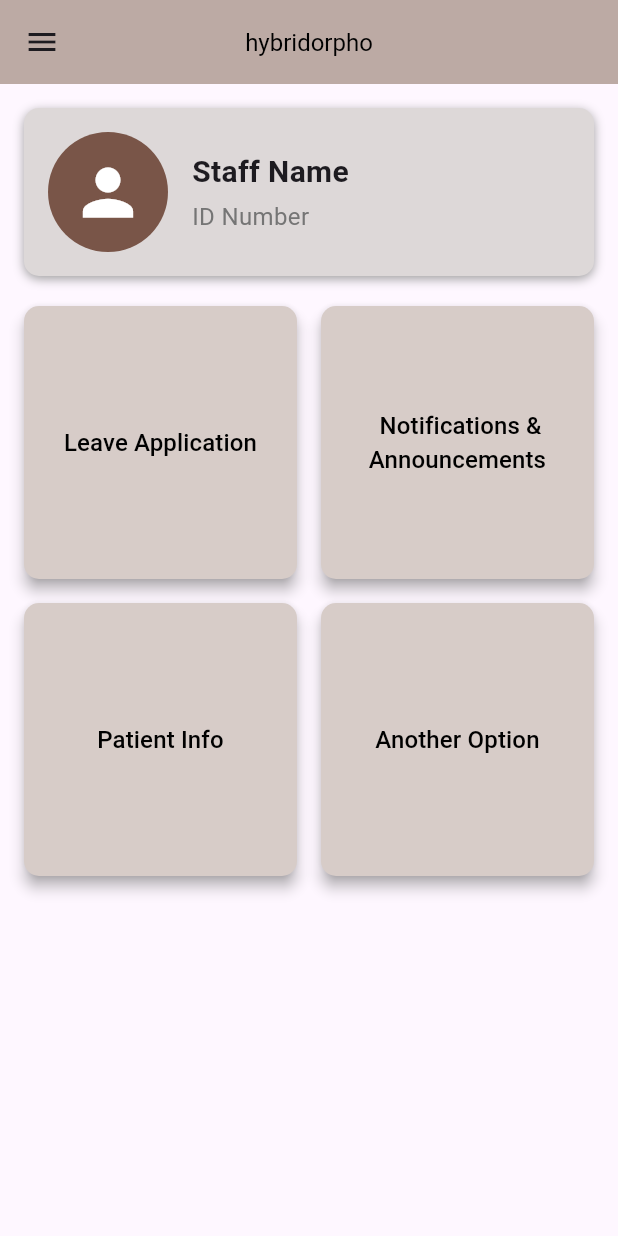
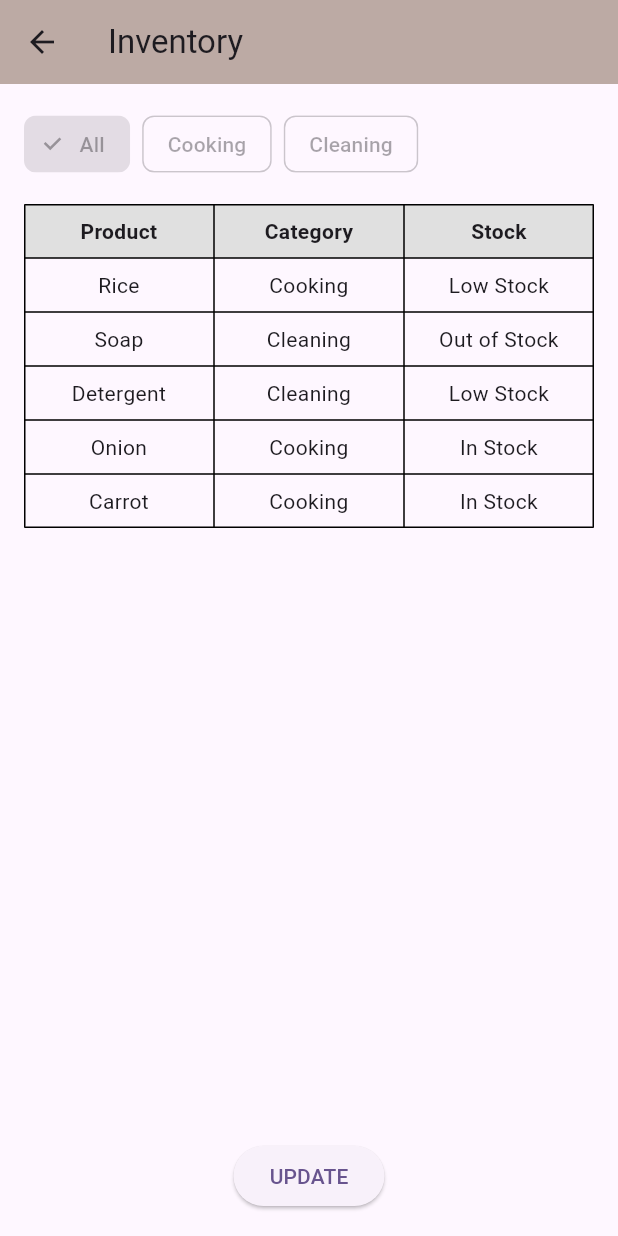
Before and after one commit to nivedithp/hybridorph-user, a Flutter app: the screen it shows after launch, on a phone screen of 412 x 824 dp. Run offline on Flutter 3.47's test engine with Material 3 defaults, Android fonts, the phone set to English and light mode, and no system bars.

Commit message:
inventory

```diff
--- a/lib/homescreen.dart
+++ b/lib/homescreen.dart
@@ -4,6 +4,8 @@ import 'package:flutter_application_1/notification.dart';
 import 'package:flutter_application_1/patientinfo.dart';
 
 class LoginScreen1 extends StatelessWidget {
+  const LoginScreen1({super.key});
+
   @override
   Widget build(BuildContext context) {
     return Scaffold(
@@ -19,7 +21,7 @@ class LoginScreen1 extends StatelessWidget {
         child: ListView(
           padding: EdgeInsets.zero,
           children: [
-            const DrawerHeader(
+            DrawerHeader(
               decoration: BoxDecoration(
                 color: Color.fromARGB(255, 145, 106, 92),
               ),
@@ -58,7 +60,7 @@ class LoginScreen1 extends StatelessWidget {
         ),
       ),
       body: Padding(
-        padding: const EdgeInsets.all(16.0),
+        padding: EdgeInsets.all(16.0),
         child: Column(
           children: [
             // Profile Section
@@ -86,11 +88,11 @@ class LoginScreen1 extends StatelessWidget {
                       color: Colors.white,
                     ),
                   ),
-                  const SizedBox(width: 16),
+                  SizedBox(width: 16),
                   Column(
                     crossAxisAlignment: CrossAxisAlignment.start,
                     children: [
-                      const Text(
+                      Text(
                         "Staff Name",
                         style: TextStyle(
                           fontSize: 20,
@@ -110,7 +112,7 @@ class LoginScreen1 extends StatelessWidget {
                 ],
               ),
             ),
-            SizedBox(height: 20),
+            const SizedBox(height: 20),
             // Grid Layout for Buttons
             Expanded(
               child: GridView.count(
@@ -144,7 +146,7 @@ class LoginScreen1 extends StatelessWidget {
                           fontSize: 16),
                     ),
                   ),
-                  // Attendance
+
                   ElevatedButton(
                     style: ElevatedButton.styleFrom(
                       shadowColor: Colors.grey,
@@ -166,7 +168,7 @@ class LoginScreen1 extends StatelessWidget {
                       style: TextStyle(color: Colors.black, fontSize: 16),
                     ),
                   ),
-                  // Patient Info
+
                   ElevatedButton(
                     style: ElevatedButton.styleFrom(
                       shadowColor: Colors.grey,
@@ -191,7 +193,7 @@ class LoginScreen1 extends StatelessWidget {
                           fontSize: 16),
                     ),
                   ),
-                  // Placeholder for Additional Option
+
                   ElevatedButton(
                     style: ElevatedButton.styleFrom(
                       shadowColor: Colors.grey,
@@ -201,11 +203,9 @@ class LoginScreen1 extends StatelessWidget {
                         borderRadius: BorderRadius.circular(10),
                       ),
                     ),
-                    onPressed: () {
-                      // Handle Additional Option
-                    },
+                    onPressed: () {},
                     child: Text(
-                      "Another Option",
+                      "inventory",
                       textAlign: TextAlign.center,
                       style: TextStyle(
                           color: Colors.black,
--- /dev/null
+++ b/lib/inventory.dart
@@ -0,0 +1,169 @@
+import 'package:flutter/material.dart';
+
+class InventoryPage extends StatelessWidget {
+  final List<Map<String, String>> inventory = [
+    {'product': 'Rice', 'category': 'Cooking', 'stock': 'Low Stock'},
+    {'product': 'Soap', 'category': 'Cleaning', 'stock': 'Out of Stock'},
+    {'product': 'Detergent', 'category': 'Cleaning', 'stock': 'Low Stock'},
+    {'product': 'Onion', 'category': 'Cooking', 'stock': 'In Stock'},
+    {'product': 'Carrot', 'category': 'Cooking', 'stock': 'In Stock'},
+  ];
+
+  @override
+  Widget build(BuildContext context) {
+    return Scaffold(
+      appBar: AppBar(
+        title: Text('Inventory'),
+        leading: IconButton(
+          icon: Icon(Icons.arrow_back),
+          onPressed: () => Navigator.pop(context),
+        ),
+        backgroundColor: Colors.brown[200],
+      ),
+      body: Padding(
+        padding: const EdgeInsets.all(16.0),
+        child: Column(
+          children: [
+            Row(
+              mainAxisAlignment: MainAxisAlignment.start,
+              children: [
+                ChoiceChip(label: Text('All'), selected: true),
+                SizedBox(width: 8),
+                ChoiceChip(label: Text('Cooking'), selected: false),
+                SizedBox(width: 8),
+                ChoiceChip(label: Text('Cleaning'), selected: false),
+              ],
+            ),
+            SizedBox(height: 16),
+            Expanded(
+              child: ListView(
+                children: [
+                  Table(
+                    border: TableBorder.all(),
+                    columnWidths: {
+                      0: FlexColumnWidth(2),
+                      1: FlexColumnWidth(2),
+                      2: FlexColumnWidth(2),
+                    },
+                    children: [
+                      _buildTableHeader(),
+                      ...inventory
+                          .map((item) => _buildTableRow(context, item))
+                          .toList(),
+                    ],
+                  ),
+                ],
+              ),
+            ),
+            SizedBox(height: 16),
+            ElevatedButton(
+              onPressed: () {
+                Navigator.push(
+                  context,
+                  MaterialPageRoute(builder: (context) => UpdatePage()),
+                );
+              },
+              child: Text('UPDATE'),
+            ),
+          ],
+        ),
+      ),
+    );
+  }
+
+  TableRow _buildTableHeader() {
+    return TableRow(
+      decoration: BoxDecoration(color: Colors.grey[300]),
+      children: [
+        _buildTableCell('Product', isHeader: true),
+        _buildTableCell('Category', isHeader: true),
+        _buildTableCell('Stock', isHeader: true),
+      ],
+    );
+  }
+
+  TableRow _buildTableRow(BuildContext context, Map<String, String> item) {
+    return TableRow(
+      children: [
+        _buildTableCell(item['product']!),
+        _buildTableCell(item['category']!),
+        GestureDetector(
+          onTap: () {
+            Navigator.push(
+              context,
+              MaterialPageRoute(
+                builder: (context) => UpdatePage(),
+              ),
+            );
+          },
+          child: _buildTableCell(item['stock']!),
+        ),
+      ],
+    );
+  }
+
+  Widget _buildTableCell(String text, {bool isHeader = false}) {
+    return Padding(
+      padding: EdgeInsets.all(8.0),
+      child: Text(
+        text,
+        textAlign: TextAlign.center,
+        style: TextStyle(
+            fontWeight: isHeader ? FontWeight.bold : FontWeight.normal),
+      ),
+    );
+  }
+}
+
+class UpdatePage extends StatelessWidget {
+  @override
+  Widget build(BuildContext context) {
+    return Scaffold(
+      appBar: AppBar(
+        title: Text('Update'),
+        leading: IconButton(
+          icon: Icon(Icons.arrow_back),
+          onPressed: () => Navigator.pop(context),
+        ),
+        backgroundColor: Colors.brown[200],
+      ),
+      body: Padding(
+        padding: const EdgeInsets.all(16.0),
+        child: Column(
+          children: [
+            DropdownButtonFormField(
+              decoration: InputDecoration(labelText: 'Category'),
+              items: ['Cooking', 'Cleaning'].map((String category) {
+                return DropdownMenuItem(value: category, child: Text(category));
+              }).toList(),
+              onChanged: (value) {},
+            ),
+            SizedBox(height: 16),
+            DropdownButtonFormField(
+              decoration: InputDecoration(labelText: 'Product'),
+              items: ['Rice', 'Soap', 'Detergent', 'Onion', 'Carrot']
+                  .map((String product) {
+                return DropdownMenuItem(value: product, child: Text(product));
+              }).toList(),
+              onChanged: (value) {},
+            ),
+            SizedBox(height: 16),
+            DropdownButtonFormField(
+              decoration: InputDecoration(labelText: 'Stock'),
+              items:
+                  ['In Stock', 'Low Stock', 'Out of Stock'].map((String stock) {
+                return DropdownMenuItem(value: stock, child: Text(stock));
+              }).toList(),
+              onChanged: (value) {},
+            ),
+            SizedBox(height: 32),
+            ElevatedButton(
+              onPressed: () {},
+              child: Text('SUBMIT'),
+            ),
+          ],
+        ),
+      ),
+    );
+  }
+}
--- a/lib/main.dart
+++ b/lib/main.dart
@@ -1,10 +1,7 @@
 import 'package:flutter/material.dart';
-import 'package:flutter_application_1/LeavesPage.dart';
 import 'package:flutter_application_1/homescreen.dart';
-import 'package:flutter_application_1/loginpage.dart';
-import 'package:flutter_application_1/leave_applicationscreen.dart';
-
-import 'package:flutter_application_1/notification.dart';
+import 'package:flutter_application_1/patientdetails.dart';
+import 'package:flutter_application_1/inventory.dart';
 
 void main() {
   runApp(const MyApp());
@@ -22,7 +19,7 @@ class MyApp extends StatelessWidget {
         colorScheme: ColorScheme.fromSeed(seedColor: Colors.deepPurple),
         useMaterial3: true,
       ),
-      home: LoginScreen1(),
+      home: InventoryPage(),
     );
   }
 }
```
Also changed, not shown: lib/LeavesPage.dart (+13 -10 lines), lib/leave_applicationscreen.dart (+17 -14 lines), lib/loginpage.dart (+11 -9 lines), lib/notification.dart (+7 -5 lines), lib/patientadd.dart (added, +90 -0 lines), lib/patientdetails.dart (added, +124 -0 lines), lib/patientinfo.dart (+54 -23 lines), pubspec.lock, 3 other files.
